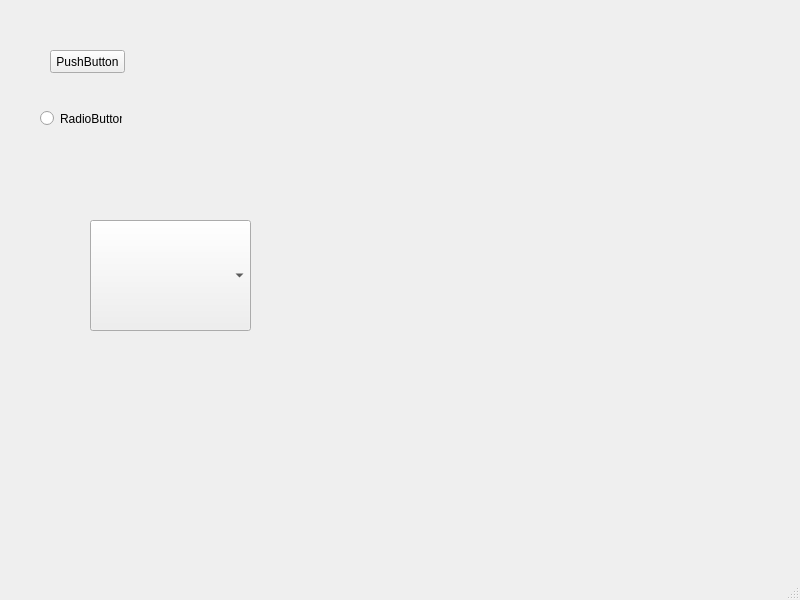
Old version of the form View/src/main/resources/design/ui/mainwindow.ui in the repository marcuskraft/DimeDiaryJavaFx.
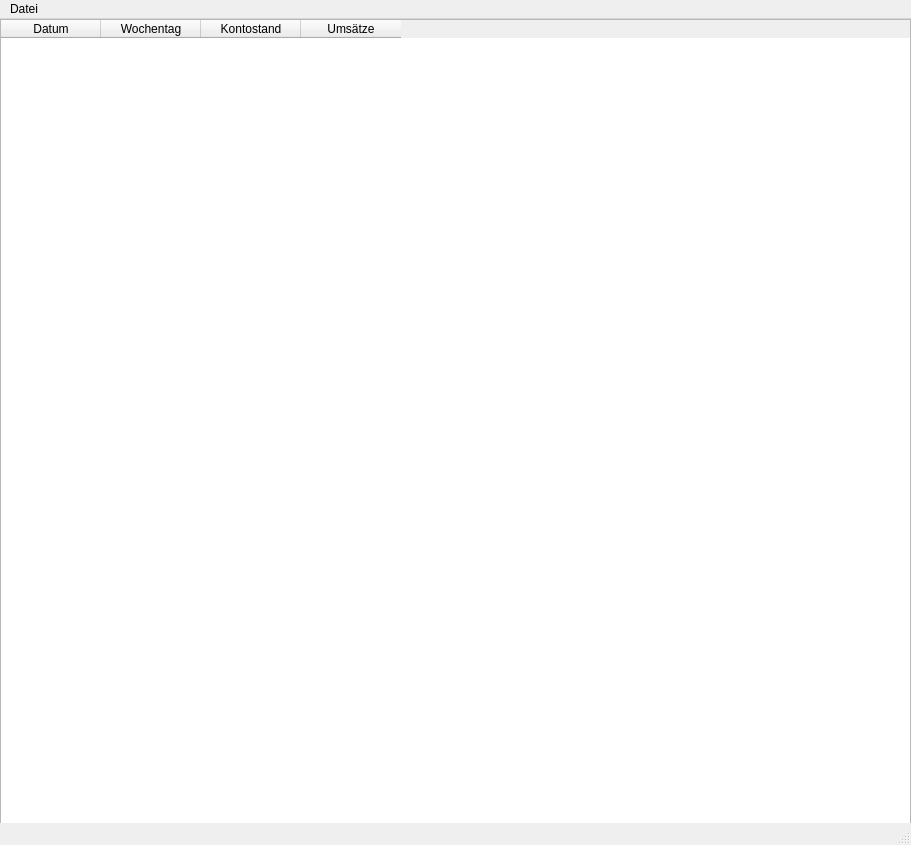
New version of the form.

Commit message: first example for overview table

Patch:
```diff
--- a/View/src/main/resources/design/ui/mainwindow.ui
+++ b/View/src/main/resources/design/ui/mainwindow.ui
@@ -6,49 +6,58 @@
    <rect>
     <x>0</x>
     <y>0</y>
-    <width>800</width>
-    <height>600</height>
+    <width>911</width>
+    <height>845</height>
    </rect>
   </property>
   <property name="windowTitle">
    <string>MainWindow</string>
   </property>
   <widget class="QWidget" name="centralwidget">
-   <widget class="QPushButton" name="pushButton">
+   <widget class="QTableWidget" name="QTableFinanceOverview">
     <property name="geometry">
      <rect>
-      <x>50</x>
-      <y>50</y>
-      <width>75</width>
-      <height>23</height>
+      <x>0</x>
+      <y>0</y>
+      <width>911</width>
+      <height>811</height>
      </rect>
     </property>
-    <property name="text">
-     <string>PushButton</string>
+    <property name="acceptDrops">
+     <bool>false</bool>
     </property>
-   </widget>
-   <widget class="QRadioButton" name="radioButton">
-    <property name="geometry">
-     <rect>
-      <x>40</x>
-      <y>110</y>
-      <width>82</width>
-      <height>17</height>
-     </rect>
+    <property name="layoutDirection">
+     <enum>Qt::LeftToRight</enum>
     </property>
-    <property name="text">
-     <string>RadioButton</string>
+    <property name="alternatingRowColors">
+     <bool>true</bool>
     </property>
-   </widget>
-   <widget class="QComboBox" name="comboBox">
-    <property name="geometry">
-     <rect>
-      <x>90</x>
-      <y>220</y>
-      <width>161</width>
-      <height>111</height>
-     </rect>
+    <property name="selectionBehavior">
+     <enum>QAbstractItemView::SelectItems</enum>
     </property>
+    <property name="sortingEnabled">
+     <bool>true</bool>
+    </property>
+    <column>
+     <property name="text">
+      <string>Datum</string>
+     </property>
+    </column>
+    <column>
+     <property name="text">
+      <string>Wochentag</string>
+     </property>
+    </column>
+    <column>
+     <property name="text">
+      <string>Kontostand</string>
+     </property>
+    </column>
+    <column>
+     <property name="text">
+      <string>Umsätze</string>
+     </property>
+    </column>
    </widget>
   </widget>
   <widget class="QMenuBar" name="menubar">
@@ -56,10 +65,17 @@
     <rect>
      <x>0</x>
      <y>0</y>
-     <width>800</width>
+     <width>911</width>
      <height>21</height>
     </rect>
    </property>
+   <widget class="QMenu" name="menuDatei">
+    <property name="title">
+     <string>Datei</string>
+    </property>
+    <addaction name="actionBeenden"/>
+   </widget>
+   <addaction name="menuDatei"/>
   </widget>
   <widget class="QStatusBar" name="statusbar"/>
  </widget>
```
Left out of the diff: 5 changed lines with no effect on the pictures. The commit also changes 3 other files.
